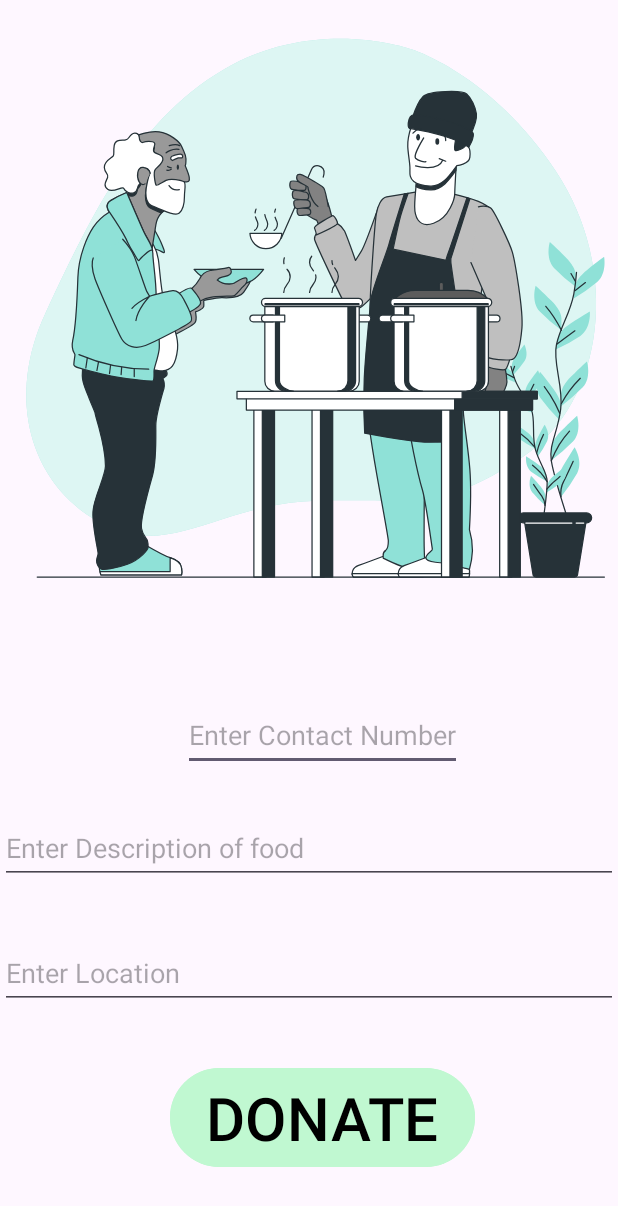
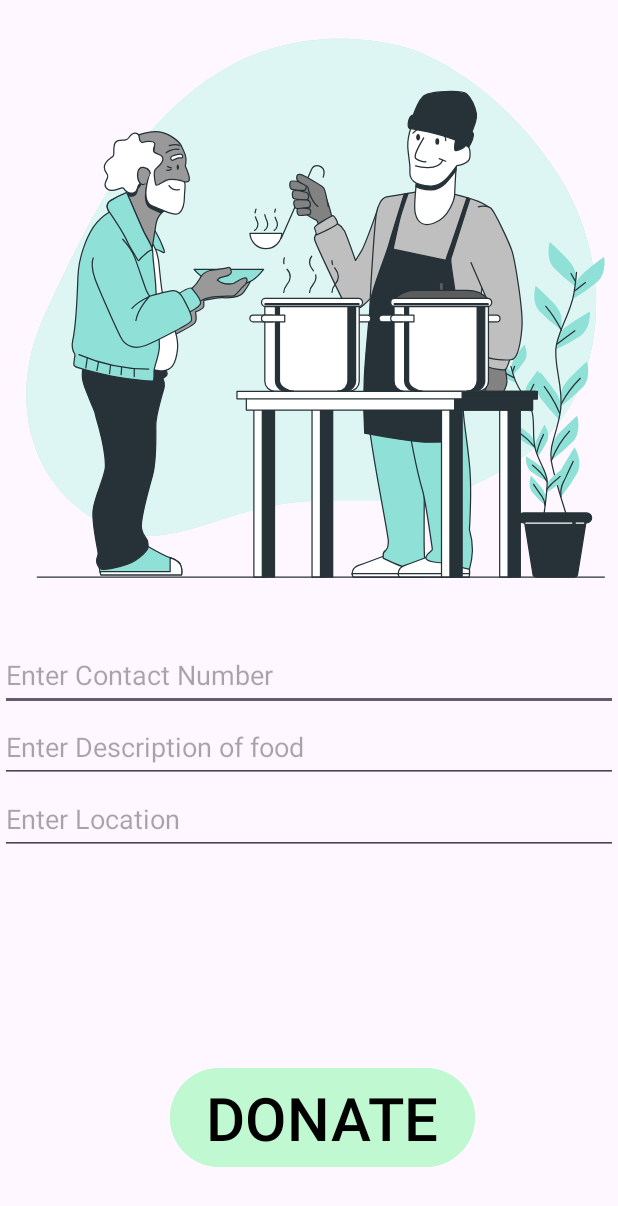
Before and after one commit to Vidhan12345/Solution_Challenge, an Android app: the DonateActivity screen opened directly, with no data from a screen before it, on a phone screen of 412 x 824 dp. Shown: the top 1206 px of the screen. Run offline under Robolectric (Android 15) with nearby library versions, the phone set to English and light mode, and no system bars; our stand-ins replace Firebase (no records; nobody signed in at launch, a user with empty details on screens opened directly); pictures from the network do not load.

Commit message:
UI changes

```diff
--- a/app/src/main/java/com/example/solution_challenge/DonateActivity.kt
+++ b/app/src/main/java/com/example/solution_challenge/DonateActivity.kt
@@ -121,7 +121,6 @@ class DonateActivity : AppCompatActivity() {
 
     private fun addDonate() {
         val location = "$currentLatitude,$currentLongitude"
-        Toast.makeText(this, "My Location $location", Toast.LENGTH_SHORT).show()
         donate = Donate(
             userName,
             imageUrl.toString(),
--- a/app/src/main/java/com/example/solution_challenge/SignUpActivity.kt
+++ b/app/src/main/java/com/example/solution_challenge/SignUpActivity.kt
@@ -66,7 +66,7 @@ class SignUpActivity : AppCompatActivity() {
                     val user = mAuth.currentUser
                     addUserToDatabase(name,email,user?.uid!!)
                     val intent = Intent(this@SignUpActivity,MainActivity::class.java)
-                    Toast.makeText(this,"Added to database",Toast.LENGTH_LONG).show()
+//                    Toast.makeText(this,"Added to database",Toast.LENGTH_LONG).show()
 
                     auser.name = name
                     auser.email = email
--- a/app/src/main/res/layout/activity_donate.xml
+++ b/app/src/main/res/layout/activity_donate.xml
@@ -11,42 +11,46 @@
         android:layout_width="414dp"
         android:layout_height="426dp"
         app:layout_constraintEnd_toEndOf="parent"
+        app:layout_constraintHorizontal_bias="0.0"
         app:layout_constraintStart_toStartOf="parent"
         app:layout_constraintTop_toTopOf="parent"
         app:srcCompat="@drawable/ic_intro1vector" />
 
+    <ScrollView
+        android:layout_width="match_parent"
+        android:layout_height="0dp"
+        app:layout_constraintBottom_toTopOf="@+id/btn_donate"
+        app:layout_constraintEnd_toEndOf="parent"
+        app:layout_constraintStart_toStartOf="parent"
+        app:layout_constraintTop_toBottomOf="@+id/donate_img">
+
+        <LinearLayout
+            android:layout_width="match_parent"
+            android:layout_height="wrap_content"
+            android:orientation="vertical">
+
             <EditText
                 android:id="@+id/contact_Number"
-        android:layout_width="wrap_content"
+                android:layout_width="match_parent"
                 android:layout_height="wrap_content"
                 android:hint="Enter Contact Number"
-        android:minHeight="48dp"
-        app:layout_constraintBottom_toTopOf="@+id/btn_donate"
-        app:layout_constraintEnd_toEndOf="@+id/btn_donate"
-        app:layout_constraintStart_toStartOf="@+id/btn_donate"
-        app:layout_constraintTop_toBottomOf="@+id/donate_img"
-        app:layout_constraintVertical_bias="0.172" />
+                android:minHeight="48dp" />
 
             <EditText
                 android:id="@+id/description"
                 android:layout_width="match_parent"
                 android:layout_height="wrap_content"
                 android:hint="Enter Description of food"
-        android:minHeight="48dp"
-        app:layout_constraintBottom_toTopOf="@+id/btn_donate"
-        app:layout_constraintTop_toBottomOf="@+id/contact_Number"
-        app:layout_constraintVertical_bias="0.189"
-        tools:layout_editor_absoluteX="2dp" />
+                android:minHeight="48dp" />
 
             <EditText
                 android:id="@+id/location"
                 android:layout_width="match_parent"
                 android:layout_height="wrap_content"
                 android:hint="Enter Location"
-        android:minHeight="48dp"
-        app:layout_constraintBottom_toTopOf="@+id/btn_donate"
-        app:layout_constraintTop_toBottomOf="@+id/description"
-        tools:layout_editor_absoluteX="3dp" />
+                android:minHeight="48dp" />
+        </LinearLayout>
+    </ScrollView>
 
     <Button
         android:id="@+id/btn_donate"
```
Also changed, not shown: app/src/main/res/layout/donate_item.xml (+13 -9 lines), app/src/main/res/layout/fragment_home.xml (+33 -25 lines), app/src/main/res/layout/fragment_profile.xml (+7 -11 lines). Lines whose indentation alone changed are shown as unchanged.
